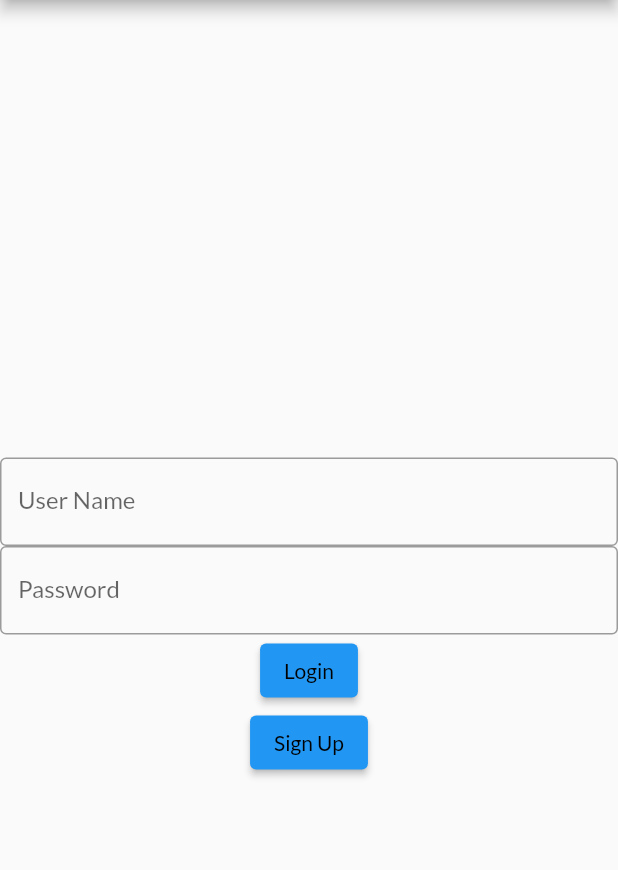
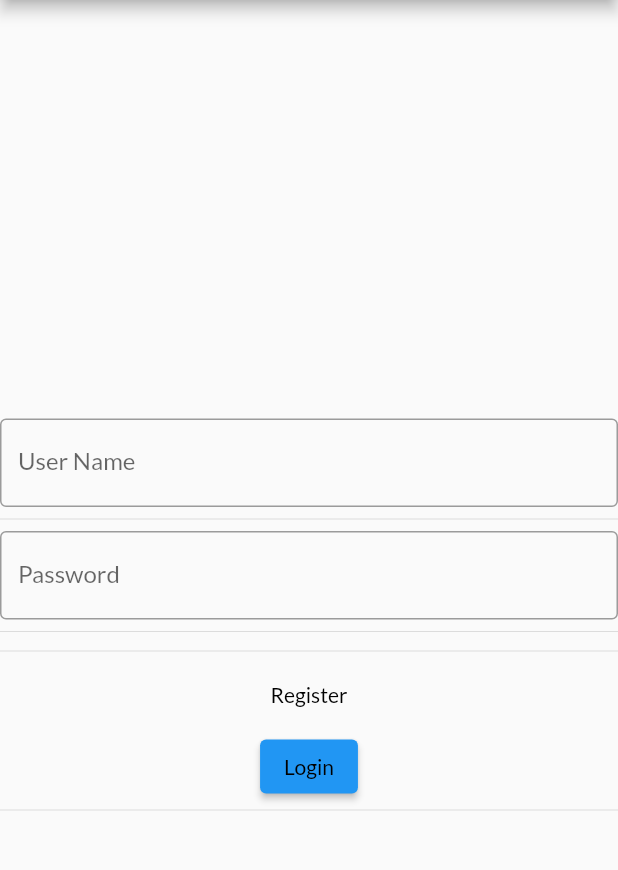
Before and after one commit to RoyAvidar/Flutter_Nestjs, a Flutter app: the screen it shows after launch, on a phone screen of 412 x 824 dp, the part 84-954 px from its top. Run offline on Flutter 3.47's test engine with Material 2 defaults, Android fonts, the phone set to English and light mode, and no system bars; our stand-ins replace graphql_flutter.

Commit message:
authScreen changes

```diff
--- a/lib/main.dart
+++ b/lib/main.dart
@@ -4,7 +4,6 @@ import 'package:provider/provider.dart';
 
 import '../providers/cart.dart';
 import '../providers/orders.dart';
-import '../screens/overview_screen.dart';
 import '../widgets/router.dart';
 import 'models/products_provider.dart';
 
@@ -31,7 +30,7 @@ class MyApp extends StatelessWidget {
         title: 'Lunchies',
         theme: ThemeData(
           primarySwatch: Colors.blue,
-          accentColor: Colors.lightBlue[200],
+          accentColor: Colors.lightBlue,
           fontFamily: 'Lato',
         ),
         home: AuthScreen(),
--- a/lib/screens/auth_screen.dart
+++ b/lib/screens/auth_screen.dart
@@ -36,7 +36,20 @@ class _AuthScreenState extends State<AuthScreen> {
   TextEditingController userPassController = TextEditingController();
   TextEditingController validatePassController = TextEditingController();
   TextEditingController userPhoneController = TextEditingController();
-  var authMode = true;
+  // var authMode = true;
+  AuthMode _authMode = AuthMode.Login;
+
+  void _switchAuthMode() {
+    if (_authMode == AuthMode.Login) {
+      setState(() {
+        _authMode = AuthMode.Signup;
+      });
+    } else {
+      setState(() {
+        _authMode = AuthMode.Login;
+      });
+    }
+  }
 
   login() async {
     String userName = userNameController.text;
@@ -113,6 +126,9 @@ class _AuthScreenState extends State<AuthScreen> {
                 ),
                 controller: userNameController,
               ),
+              Divider(
+                height: 16,
+              ),
               TextField(
                 obscureText: true,
                 decoration: InputDecoration(
@@ -121,8 +137,11 @@ class _AuthScreenState extends State<AuthScreen> {
                 ),
                 controller: userPassController,
               ),
-              !authMode
-                  ? Column(
+              Divider(
+                height: 16,
+              ),
+              if (_authMode == AuthMode.Signup)
+                Column(
                   children: [
                     TextField(
                       obscureText: true,
@@ -132,6 +151,9 @@ class _AuthScreenState extends State<AuthScreen> {
                       ),
                       controller: validatePassController,
                     ),
+                    Divider(
+                      height: 16,
+                    ),
                     TextField(
                       obscureText: false,
                       decoration: InputDecoration(
@@ -140,9 +162,22 @@ class _AuthScreenState extends State<AuthScreen> {
                       ),
                       controller: userPhoneController,
                     ),
+                    Divider(
+                      height: 16,
+                    ),
                   ],
                 )
-                  : Container(),
+              else
+                Container(),
+              Divider(
+                height: 10,
+              ),
+              TextButton(
+                onPressed: _switchAuthMode,
+                child: const Text('Register'),
+                style: TextButton.styleFrom(primary: Colors.black),
+              ),
+              if (_authMode == AuthMode.Login)
                 ElevatedButton(
                   onPressed: login,
                   style: ElevatedButton.styleFrom(
@@ -151,14 +186,12 @@ class _AuthScreenState extends State<AuthScreen> {
                   ),
                   child: Text('Login'),
                 ),
+              Divider(
+                height: 10,
+              ),
+              if (_authMode == AuthMode.Signup)
                 ElevatedButton(
-                onPressed: !authMode
-                    ? signUp
-                    : () => {
-                          setState(() {
-                            authMode = !authMode;
-                          })
-                        },
+                  onPressed: signUp,
                   style: ElevatedButton.styleFrom(
                     primary: Colors.blue,
                     onPrimary: Colors.black,
```
Also changed, not shown: lib/screens/overview_screen.dart (+1 -8 lines). Lines whose indentation alone changed are shown as unchanged.
